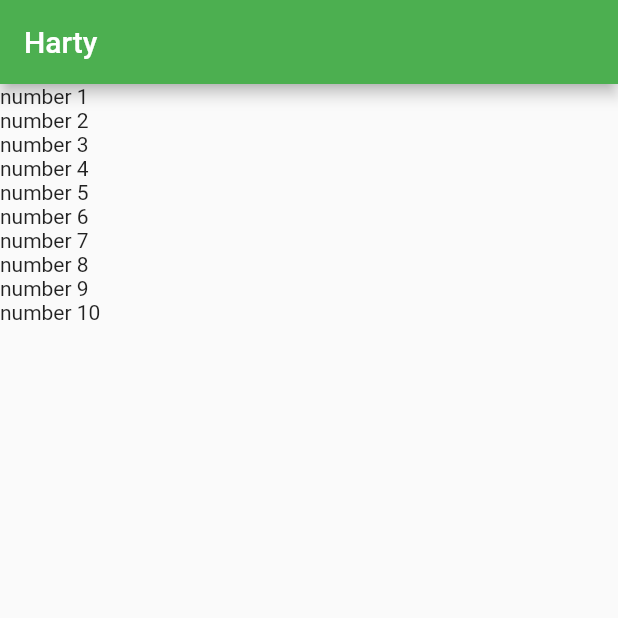
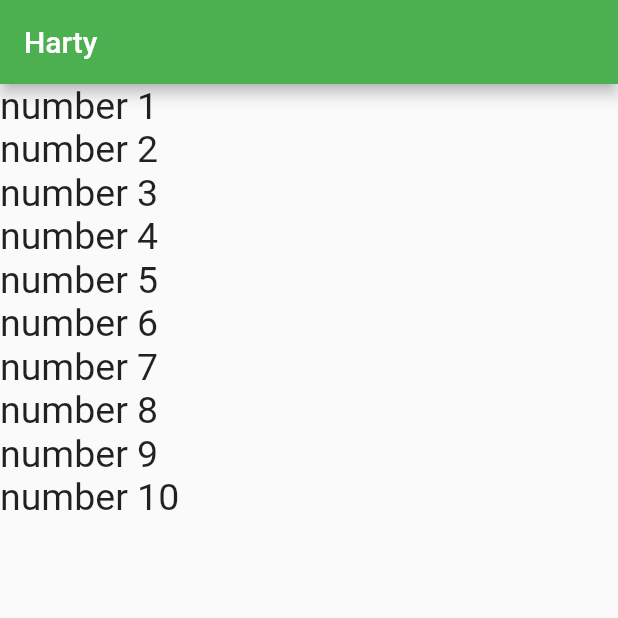
Before and after one commit to anechaboon/basic_flutter, a Flutter app: the screen it shows after launch, on a phone screen of 412 x 824 dp, the top half of it. Run offline on Flutter 3.47's test engine with Material 2 defaults, Android fonts, the phone set to English and light mode, and no system bars.

Commit message:
ListView prepare data at List

```diff
--- a/lib/main.dart
+++ b/lib/main.dart
@@ -26,7 +26,6 @@ class _MyHomePageState extends State<MyHomePage> {
 
   @override
   Widget build(BuildContext context) {
-
     // display
     return Scaffold(
       appBar: AppBar(
@@ -41,10 +40,14 @@ class _MyHomePageState extends State<MyHomePage> {
   }
 
   //prepare data
-  List<Widget> getData(int count){
+  List<Widget> getData(int count) {
     List<Widget> data = [];
-    for(var i = 1; i<=count; i++){
-      data.add(Text("number ${i}"));
+    for (var i = 1; i <= count; i++) {
+      var menu = Text(
+        "number ${i}",
+        style: TextStyle(fontSize: 25),
+      );
+      data.add(menu);
     }
     return data;
   }
```
